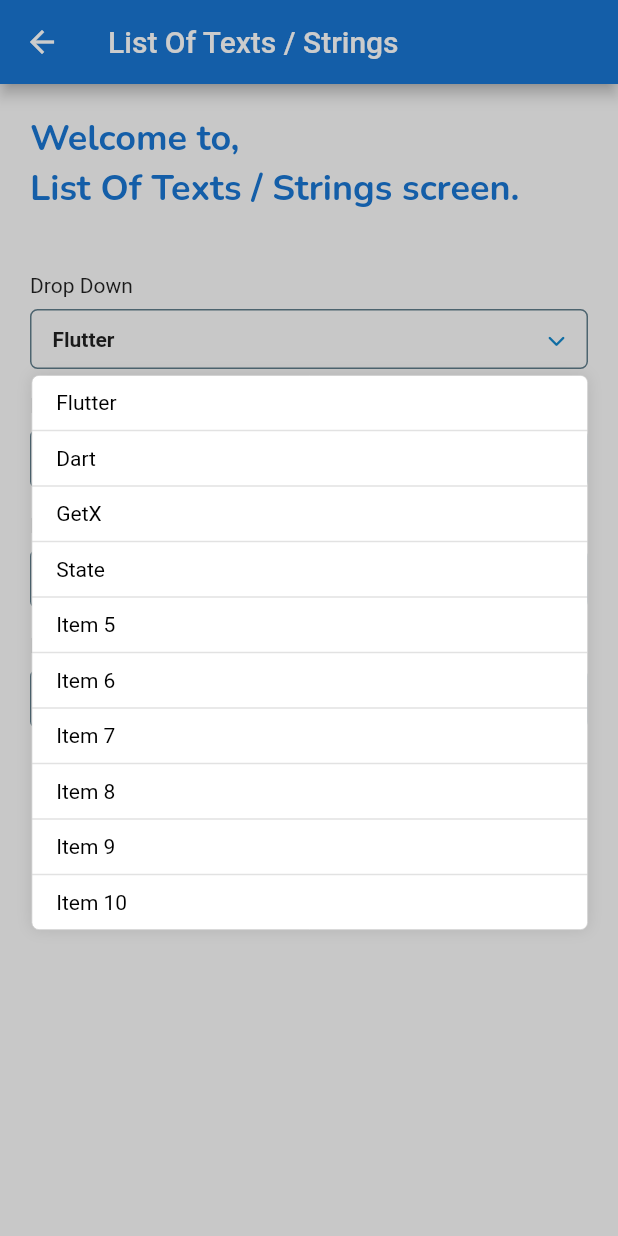
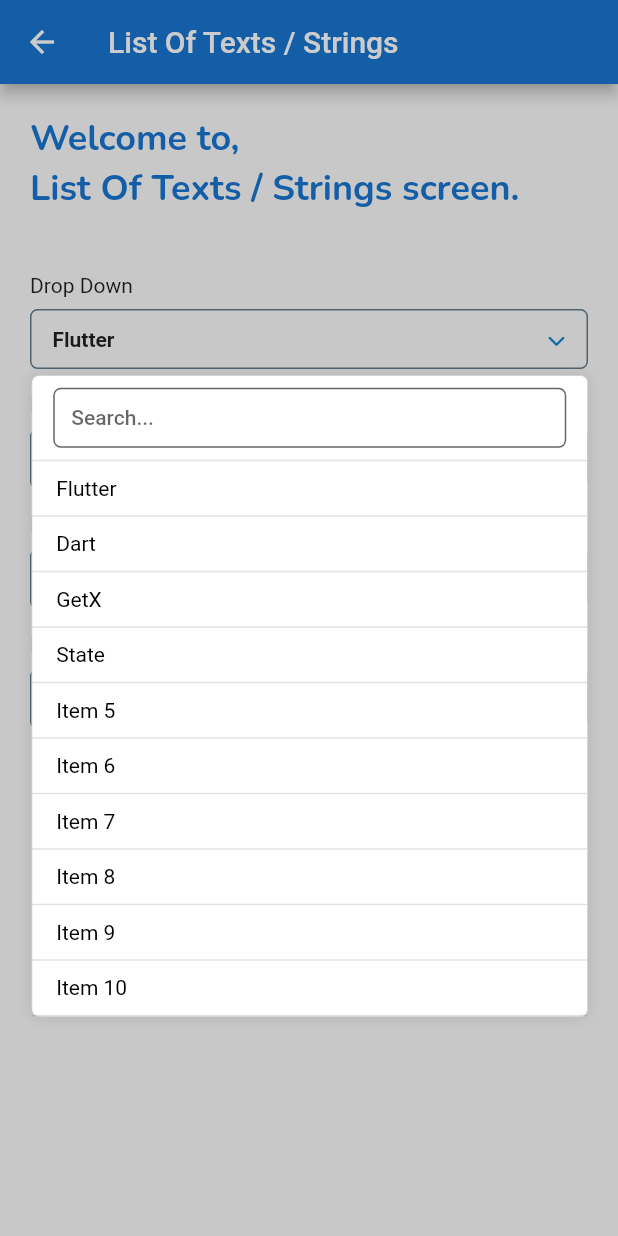
Before and after one commit to hamzamirai/mirai_dropdown_menu, a Flutter app: the ListOfStringScreen screen opened directly, after a tap on "Flutter", on a phone screen of 412 x 824 dp. Run offline on Flutter 3.47's test engine with Material 2 defaults, Android fonts, the phone set to English and light mode, and no system bars; our stand-ins replace font_awesome_flutter, google_fonts.

Commit message:
Added Search Text Field...

```diff
--- a/example/lib/app/screens/list_of_strings_screen/list_of_strings_screen.dart
+++ b/example/lib/app/screens/list_of_strings_screen/list_of_strings_screen.dart
@@ -127,6 +127,16 @@
               const SizedBox(height: 8),
               MiraiDropdownWidget<String>(
                 valueNotifier: valueNotifierFirst,
+                showOtherAndItsTextField: true,
+                showSearchTextField: true,
+                other: Text(
+                  'Welcome to Other',
+                  style: Theme.of(context).textTheme.headline1?.copyWith(
+                        fontSize: 24,
+                        fontWeight: FontWeight.bold,
+                        color: Theme.of(context).primaryColorDark,
+                      ),
+                ),
                 itemWidget: (int index, String item) {
                   return MiraiDropDownItemWidget(item: item);
                 },
@@ -139,11 +149,13 @@
               const Text('Drop Down: 2 items'),
               const SizedBox(height: 8),
               Row(
-                children: [
+                children: <Widget>[
                   Expanded(
                     child: MiraiDropdownWidget<String>(
                       maxHeight: listOfItem.length > 8 ? 300 : null,
                       valueNotifier: valueNotifierSecond,
+                      showOtherAndItsTextField: true,
+                      other: const Text('Other'),
                       itemWidget: (int index, String item) {
                         return MiraiDropDownItemWidget(item: item);
                       },
--- a/example/lib/app/widgets/mirai_dropdown_list_of_strings_widget.dart
+++ b/example/lib/app/widgets/mirai_dropdown_list_of_strings_widget.dart
@@ -21,6 +21,9 @@
     this.dropdownChild,
     this.showMode = MiraiShowMode.bottom,
     this.maxHeight,
+    this.showSearchTextField = false,
+    this.showOtherAndItsTextField = false,
+    this.other,
   }) : super(key: key);
 
   final ValueNotifier<String> valueNotifier;
@@ -34,6 +37,9 @@
   final Widget? dropdownChild;
   final MiraiShowMode showMode;
   final double? maxHeight;
+  final bool showSearchTextField;
+  final bool showOtherAndItsTextField;
+  final Widget? other;
 
   @override
   Widget build(BuildContext context) {
@@ -48,6 +54,9 @@
       itemWidget: itemWidget,
       onChanged: onChanged,
       maxHeight: maxHeight,
+      showOtherAndItsTextField: showOtherAndItsTextField,
+      showSearchTextField: showSearchTextField,
+      other: other,
       child: Container(
         key: GlobalKey(),
         padding: const EdgeInsets.symmetric(
--- a/lib/src/mirai_dropdown_menu.dart
+++ b/lib/src/mirai_dropdown_menu.dart
@@ -4,6 +4,8 @@
 */
 import 'package:flutter/cupertino.dart';
 import 'package:flutter/material.dart';
+import 'package:mirai_dropdown_menu/src/models/search_attributes_model.dart';
+import 'package:mirai_dropdown_menu/src/utils/mirai_outline_input_border.dart';
 
 import 'widgets/mirai_keyboard_visibility_builder_widget.dart';
 
@@ -31,6 +33,9 @@
     this.isExpanded,
     this.space = 3,
     this.emptyListMessage,
+    this.showSearchTextField = false,
+    this.searchDecoration,
+    this.searchQuery,
   })  : assert(child.key != null),
         super(key: key);
 
@@ -63,6 +68,10 @@
 
   final String? emptyListMessage;
 
+  final bool showSearchTextField;
+  final InputDecoration? searchDecoration;
+  final String? searchQuery;
+
   @override
   MiraiPopupMenuState<T> createState() => MiraiPopupMenuState<T>();
 }
@@ -88,7 +97,7 @@
         context: context,
         barrierDismissible: false,
         builder: (_) {
-          return _PopupMenuContent<T>(
+          return _DropDownMenuContent<T>(
             maxHeight: widget.maxHeight,
             space: widget.space,
             showMode: widget.showMode,
@@ -103,6 +112,8 @@
             showOtherAndItsTextField: widget.showOtherAndItsTextField,
             showSeparator: widget.showSeparator,
             onOtherChanged: widget.onOtherChanged,
+            showSearchTextField: widget.showSearchTextField,
+            searchDecoration: widget.searchDecoration,
           );
         },
       );
@@ -118,8 +129,8 @@
   }
 }
 
-class _PopupMenuContent<T> extends StatefulWidget {
-  const _PopupMenuContent({
+class _DropDownMenuContent<T> extends StatefulWidget {
+  const _DropDownMenuContent({
     Key? key,
     required this.children,
     required this.itemWidget,
@@ -136,6 +147,9 @@
     this.isExpanded,
     required this.space,
     this.other,
+    this.showSearchTextField = false,
+    this.searchDecoration,
+    this.searchQuery,
   }) : super(key: key);
 
   final List<T> children;
@@ -154,11 +168,15 @@
   final double space;
   final Widget? other;
 
+  final bool showSearchTextField;
+  final InputDecoration? searchDecoration;
+  final String? searchQuery;
+
   @override
-  _PopupMenuContentState<T> createState() => _PopupMenuContentState<T>();
+  _DropDownMenuContentState<T> createState() => _DropDownMenuContentState<T>();
 }
 
-class _PopupMenuContentState<T> extends State<_PopupMenuContent<T>>
+class _DropDownMenuContentState<T> extends State<_DropDownMenuContent<T>>
     with SingleTickerProviderStateMixin {
   /// Let's create animation
   late AnimationController _animationController;
@@ -166,6 +184,15 @@
 
   /// ListView controller
   final ScrollController _scrollController = ScrollController();
+
+  /// Search Children
+  ValueNotifier<SearchAttributes<T>> searchChildren =
+      ValueNotifier<SearchAttributes<T>>(
+    SearchAttributes<T>(),
+  );
+
+  ///  Search Controller
+  final TextEditingController searchController = TextEditingController();
 
   @override
   void initState() {
@@ -182,6 +209,9 @@
         curve: Curves.easeOut,
       ),
     );
+
+    /// Copy children to searchChildren.value.searchList
+    searchChildren.value.searchList = List.from(widget.children);
 
     WidgetsBinding.instance.addPostFrameCallback((_) {
       _animationController.forward();
@@ -259,7 +289,10 @@
                           ),
                         ],
                       ),
-                      child: Scrollbar(
+                      child: ValueListenableBuilder<SearchAttributes<T>>(
+                        valueListenable: searchChildren,
+                        builder: (_, SearchAttributes<T> children, __) {
+                          return Scrollbar(
                             thumbVisibility: true,
                             controller: _scrollController,
                             radius: const Radius.circular(20),
@@ -267,60 +300,22 @@
                               controller: _scrollController,
                               shrinkWrap: true,
                               padding: EdgeInsets.zero,
-                          itemCount: widget.children.length +
-                              (widget.showOtherAndItsTextField ? 1 : 0),
+                              itemCount: children.searchList.length +
+                                  (widget.showOtherAndItsTextField ? 1 : 0) +
+                                  (widget.showSearchTextField ? 1 : 0),
                               itemBuilder: (_, int index) {
-                            if (!widget.showOtherAndItsTextField) {
-                              return InkWell(
-                                onTap: () => onTapChild(index),
-                                child: widget.itemWidget(
-                                  index,
-                                  widget.children[index],
-                                ),
-                              );
-                            } else {
-                              if (index != widget.children.length) {
-                                return InkWell(
-                                  onTap: () => onTapChild(index),
-                                  child: Align(
-                                    alignment: Alignment.topCenter,
-                                    child: widget.itemWidget(
-                                      index,
-                                      widget.children[index],
-                                    ),
-                                  ),
-                                );
-                              } else {
-                                return MiraiKeyboardVisibilityBuilder(
-                                  builder: (context, child, isKeyboardVisible) {
-                                    if (isKeyboardVisible) {
-                                      _scrollController.jumpTo(
-                                        _scrollController
-                                            .position.maxScrollExtent,
-                                      );
-                                    }
-                                    return Padding(
-                                      padding: EdgeInsets.only(
-                                        bottom: isKeyboardVisible ? 46 : 0,
-                                      ),
-                                      child: widget.other,
-                                    );
-                                  },
-                                );
-                              }
-                            }
+                                return itemBuilderReturn(children, index);
                               },
                               separatorBuilder: (_, int index) {
                                 if (widget.showSeparator) {
-                              return Container(
-                                height: 1,
-                                color: const Color(0xFF707070).withOpacity(0.2),
-                              );
+                                  return buildSeparator();
                                 } else {
                                   return const SizedBox.shrink();
                                 }
                               },
                             ),
+                          );
+                        },
                       ),
                     ),
                   ),
@@ -330,6 +325,113 @@
           ),
         ),
       ),
+    );
+  }
+
+  Widget itemBuilderReturn(SearchAttributes<T> children, int index) {
+    if (!widget.showOtherAndItsTextField) {
+      if (widget.showSearchTextField) {
+        if (index == 0 && widget.showSearchTextField) {
+          return buildSearchTextField(context);
+        } else {
+          return buildItemToReturn(
+            index - 1,
+            children,
+          );
+        }
+      } else {
+        return buildItemToReturn(index, children);
+      }
+    } else {
+      if (index !=
+          children.searchList.length + (widget.showSearchTextField ? 1 : 0)) {
+        if (widget.showSearchTextField) {
+          if (index == 0) {
+            return buildSearchTextField(context);
+          } else {
+            return buildItemToReturn(
+              index - 1,
+              children,
+            );
+          }
+        } else {
+          return buildItemToReturn(index, children);
+        }
+      } else {
+        debugPrint('buildOtherWidget index$index');
+        return buildOtherWidget();
+      }
+    }
+  }
+
+  InkWell buildItemToReturn(int index, SearchAttributes<T> children) {
+    debugPrint('children index: $index');
+    return InkWell(
+      onTap: () => onTapChild(index),
+      child: widget.itemWidget(
+        index,
+        children.searchList[index],
+      ),
+    );
+  }
+
+  Container buildSearchTextField(BuildContext context) {
+    return Container(
+      height: 40,
+      margin: const EdgeInsets.symmetric(
+        horizontal: 14,
+        vertical: 8,
+      ),
+      child: TextFormField(
+        controller: searchController,
+        textAlignVertical: TextAlignVertical.center,
+        style: Theme.of(context).textTheme.bodyText1!.copyWith(
+              color: Theme.of(context).primaryColorDark,
+            ),
+        cursorColor: Theme.of(context).primaryColorDark,
+        decoration: widget.searchDecoration ??
+            InputDecoration(
+              filled: true,
+              fillColor: Colors.white,
+              contentPadding: const EdgeInsets.all(12),
+              hintText: 'Search...',
+              border: miraiOutlineInputBorderForTextField(),
+            ),
+        keyboardType: TextInputType.emailAddress,
+        textInputAction: TextInputAction.next,
+        onFieldSubmitted: (_) {},
+        onChanged: (String text) {
+          searchSubscription(text);
+        },
+      ),
+    );
+  }
+
+  MiraiKeyboardVisibilityBuilder buildOtherWidget() {
+    return MiraiKeyboardVisibilityBuilder(
+      builder: (context, child, isKeyboardVisible) {
+        if (isKeyboardVisible) {
+          _scrollController.jumpTo(
+            _scrollController.position.maxScrollExtent,
+          );
+        }
+        return Container(
+          color: Colors.red,
+          child: Padding(
+            padding: EdgeInsets.only(
+              bottom: isKeyboardVisible ? 46 : 0,
+            ),
+            child: widget.other,
+          ),
+        );
+      },
+    );
+  }
+
+  Container buildSeparator() {
+    return Container(
+      height: 1,
+      color: const Color(0xFF707070).withOpacity(0.2),
     );
   }
 
@@ -345,11 +447,36 @@
     if (widget.exit == MiraiExit.fromAll || widget.exit == MiraiExit.inside) {
       _closePopup(
         context: context,
-        action: widget.children[index],
+        action: searchChildren.value.searchList[index],
       );
     } else {
-      widget.onChanged?.call(widget.children[index]);
+      widget.onChanged?.call(searchChildren.value.searchList[index]);
     }
     setState(() => selectedIndex = index);
   }
+
+  void clearTextController() {
+    searchController.clear();
+    searchChildren.value.showHighLight = true;
+    searchChildren.value.mQueryClient = '';
+    searchChildren.value.searchList = List.from(widget.children);
   }
+
+  void searchSubscription(String query) {
+    if (query.isNotEmpty) {
+      searchChildren.value.showHighLight = true;
+      searchChildren.value.mQueryClient = query;
+
+      final results = widget.children.where((child) =>
+          '${(child is String) ? child : widget.searchQuery}'
+              .toLowerCase()
+              .contains(query));
+      searchChildren.value.searchList = List.from(results);
+    } else {
+      searchChildren.value.showHighLight = false;
+      searchChildren.value.mQueryClient = '';
+      searchChildren.value.searchList = List.from(widget.children);
+    }
+    searchChildren.notifyListeners();
+  }
+}
--- a/lib/src/models/search_attributes_model.dart
+++ b/lib/src/models/search_attributes_model.dart
@@ -2,3 +2,14 @@
 * Created By Mirai Devs.
 * On 24/6/2022.
 */
+class SearchAttributes<T> {
+  List<T> searchList;
+  bool showHighLight;
+  String mQueryClient;
+
+  SearchAttributes({
+    this.searchList = const [],
+    this.showHighLight = false,
+    this.mQueryClient = '',
+  });
+}
--- a/lib/src/utils/mirai_outline_input_border.dart
+++ b/lib/src/utils/mirai_outline_input_border.dart
@@ -2,3 +2,18 @@
 * Created By Mirai Devs.
 * On 24/6/2022.
 */
+import 'package:flutter/material.dart';
+
+OutlineInputBorder miraiOutlineInputBorderForTextField({
+  Color color = Colors.white,
+  double borderRadius = 5,
+  double borderWidth = 1,
+}) {
+  return OutlineInputBorder(
+    borderRadius: BorderRadius.circular(borderRadius),
+    borderSide: BorderSide(
+      width: borderWidth,
+      color: color,
+    ),
+  );
+}
```
Also changed, not shown: 1 other file. Lines whose indentation alone changed are shown as unchanged.
